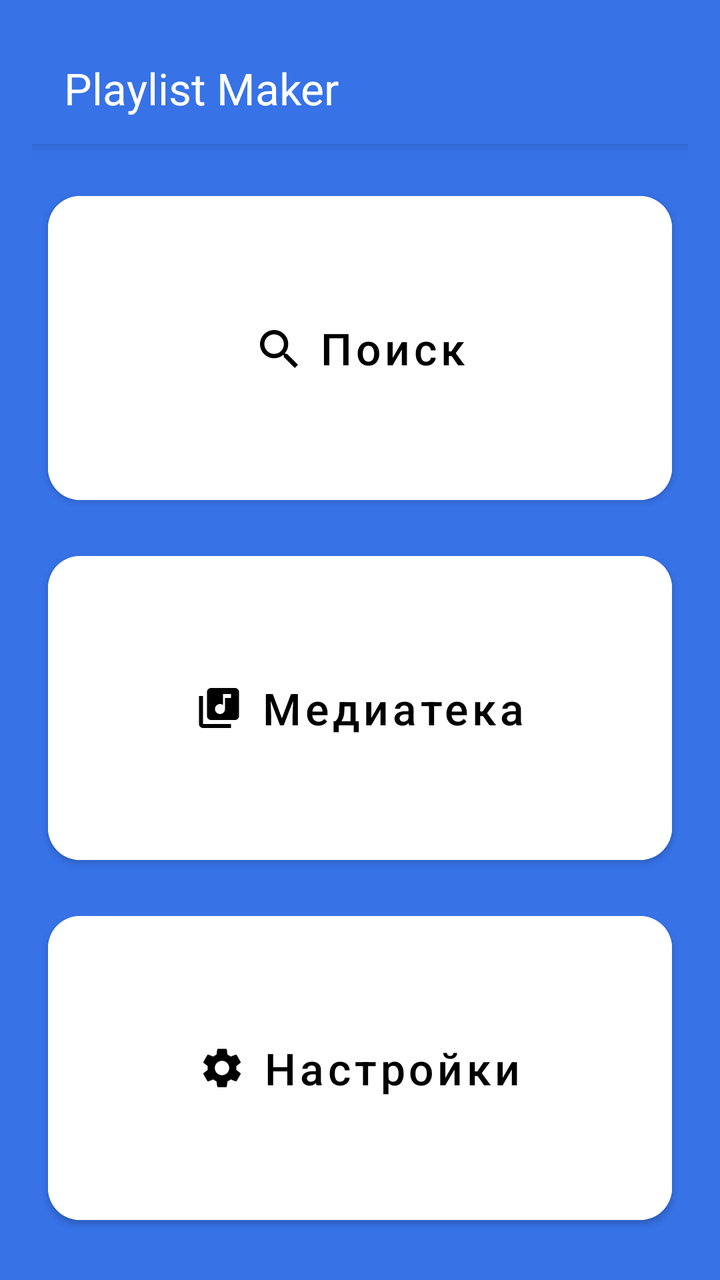
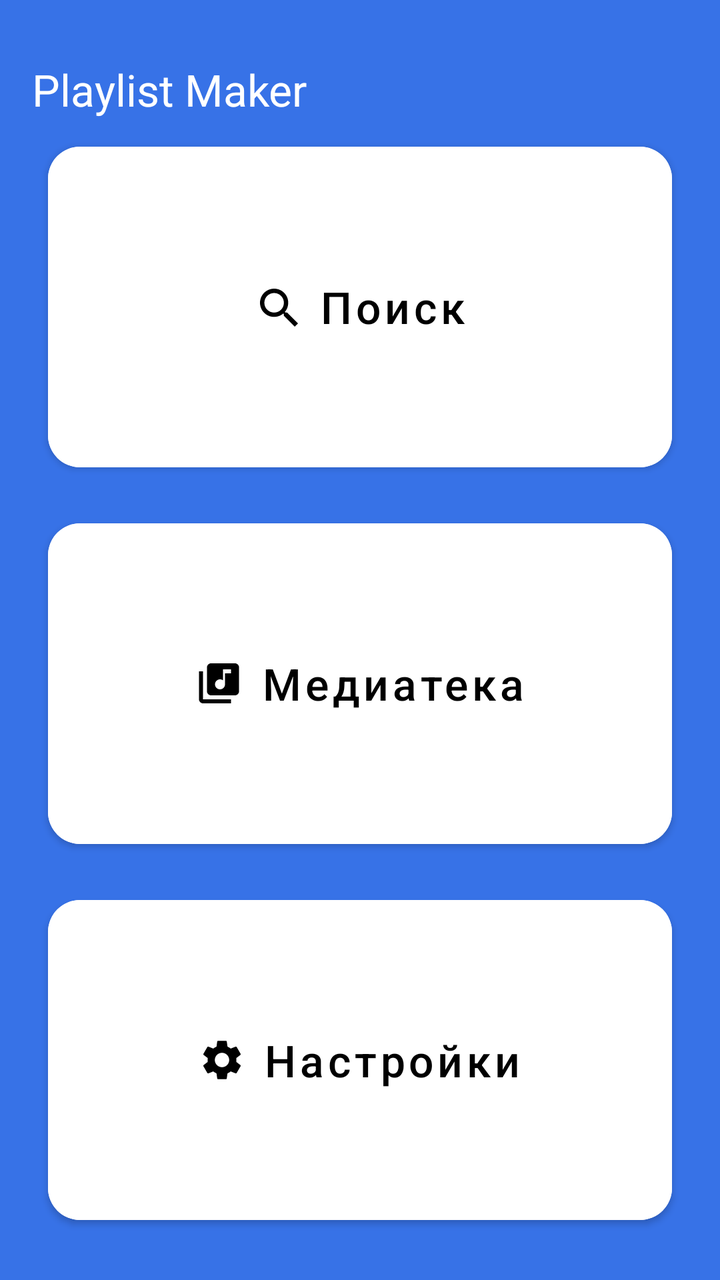

The first picture is an Android layout as it rendered before a commit; the second is the same layout after the commit. The layout source and the unified diff follow.
<!-- AndroidManifest.xml: application theme Theme.MaterialComponents.DayNight.NoActionBar -->
<!-- res/layout/activity_main.xml -->
<?xml version="1.0" encoding="utf-8"?>
<LinearLayout xmlns:android="http://schemas.android.com/apk/res/android"
    xmlns:app="http://schemas.android.com/apk/res-auto"
    android:id="@+id/main"
    android:layout_width="match_parent"
    android:layout_height="match_parent"
    android:background="@color/blue"
    android:orientation="vertical"
    android:padding="16dp">


    <androidx.appcompat.widget.Toolbar
        android:id="@+id/toolbar_main"
        android:layout_width="match_parent"
        android:layout_height="?attr/actionBarSize"
        android:background="@color/blue"
        android:elevation="4dp"
        android:theme="@style/ThemeOverlay.AppCompat.ActionBar"
        app:popupTheme="@style/ThemeOverlay.AppCompat.Light">


        <TextView

            android:layout_width="wrap_content"
            android:layout_height="wrap_content"
            android:text="@string/app_name"
            android:textColor="@color/white"
            android:textSize="@dimen/text_size_22"  />
    </androidx.appcompat.widget.Toolbar>


    <LinearLayout
        android:layout_width="match_parent"
        android:layout_height="match_parent"
        android:layout_marginTop="@dimen/size_12"
        android:orientation="vertical">

        <Button
            android:id="@+id/search"
            android:layout_width="match_parent"
            android:layout_height="match_parent"
            android:layout_weight="1"
            android:layout_margin="@dimen/size_8"
            android:backgroundTint="@color/white"
            android:text="@string/menu_search"
            android:textSize="@dimen/text_size_22"
            android:textAllCaps="false"
            android:textColor="@color/black"
            app:cornerRadius="@dimen/size_16"
            app:icon="@drawable/search"
            app:iconGravity="textStart"
            app:iconPadding="@dimen/size_8"
            app:iconTint="@color/black"/>

        <Button
            android:id="@+id/library"
            android:layout_width="match_parent"
            android:layout_height="match_parent"
            android:layout_weight="1"
            android:layout_margin="@dimen/size_8"
            android:backgroundTint="@color/white"
            android:text="@string/menu_library"
            android:textSize="@dimen/text_size_22"
            android:textAllCaps="false"
            android:textColor="@color/black"
            app:cornerRadius="@dimen/size_16"
            app:icon="@drawable/library"
            app:iconGravity="textStart"
            app:iconPadding="@dimen/size_8"
            app:iconTint="@color/black"/>


        <Button
            android:id="@+id/settings"
            android:layout_width="match_parent"
            android:layout_height="match_parent"
            android:layout_weight="1"
            android:layout_margin="@dimen/size_8"
            android:backgroundTint="@color/white"
            android:text="@string/menu_settings"
            android:textSize="@dimen/text_size_22"
            android:textAllCaps="false"
            android:textColor="@color/black"
            app:cornerRadius="@dimen/size_16"
            app:icon="@drawable/settings"
            app:iconGravity="textStart"
            app:iconPadding="@dimen/size_8"
            app:iconTint="@color/black"/>


    </LinearLayout>

</LinearLayout>
<!-- resources referenced by this layout -->
<resources>
  <color name="black">#FF000000</color>
  <color name="blue">#3772E7</color>
  <color name="white">#FFFFFFFF</color>
  <dimen name="size_12">12dp</dimen>
  <dimen name="size_16">16dp</dimen>
  <dimen name="size_8">8dp</dimen>
  <dimen name="text_size_22">22sp</dimen>
  <!-- drawable library (drawable) -->
  <vector xmlns:android="http://schemas.android.com/apk/res/android"
      android:width="25dp"
      android:height="24dp"
      android:viewportWidth="25"
      android:viewportHeight="24">
    <path
        android:pathData="M20.5,2H8.5C7.4,2 6.5,2.9 6.5,4V16C6.5,17.1 7.4,18 8.5,18H20.5C21.6,18 22.5,17.1 22.5,16V4C22.5,2.9 21.6,2 20.5,2ZM18.5,7H15.5V12.5C15.5,13.88 14.38,15 13,15C11.62,15 10.5,13.88 10.5,12.5C10.5,11.12 11.62,10 13,10C13.57,10 14.08,10.19 14.5,10.51V5H18.5V7ZM4.5,6H2.5V20C2.5,21.1 3.4,22 4.5,22H18.5V20H4.5V6Z"
        android:fillColor="#1A1B22"/>
  </vector>
  <!-- drawable search (drawable) -->
  <vector xmlns:android="http://schemas.android.com/apk/res/android"
      android:width="24dp"
      android:height="24dp"
      android:viewportWidth="24"
      android:viewportHeight="24">
    <path
        android:pathData="M16.579,14.95H15.721L15.417,14.656C16.481,13.418 17.122,11.81 17.122,10.061C17.122,6.161 13.961,3 10.061,3C6.161,3 3,6.161 3,10.061C3,13.961 6.161,17.122 10.061,17.122C11.81,17.122 13.418,16.481 14.656,15.417L14.95,15.721V16.579L20.381,22L22,20.381L16.579,14.95ZM10.061,14.95C7.356,14.95 5.173,12.766 5.173,10.061C5.173,7.356 7.356,5.173 10.061,5.173C12.766,5.173 14.95,7.356 14.95,10.061C14.95,12.766 12.766,14.95 10.061,14.95Z"
        android:fillColor="#1A1B22"/>
  </vector>
  <!-- drawable settings (drawable) -->
  <vector xmlns:android="http://schemas.android.com/apk/res/android"
      android:width="24dp"
      android:height="24dp"
      android:viewportWidth="24"
      android:viewportHeight="24">
    <path
        android:pathData="M19.14,12.94C19.18,12.64 19.2,12.33 19.2,12C19.2,11.68 19.18,11.36 19.13,11.06L21.16,9.48C21.34,9.34 21.39,9.07 21.28,8.87L19.36,5.55C19.24,5.33 18.99,5.26 18.77,5.33L16.38,6.29C15.88,5.91 15.35,5.59 14.76,5.35L14.4,2.81C14.36,2.57 14.16,2.4 13.92,2.4H10.08C9.84,2.4 9.65,2.57 9.61,2.81L9.25,5.35C8.66,5.59 8.12,5.92 7.63,6.29L5.24,5.33C5.02,5.25 4.77,5.33 4.65,5.55L2.74,8.87C2.62,9.08 2.66,9.34 2.86,9.48L4.89,11.06C4.84,11.36 4.8,11.69 4.8,12C4.8,12.31 4.82,12.64 4.87,12.94L2.84,14.52C2.66,14.66 2.61,14.93 2.72,15.13L4.64,18.45C4.76,18.67 5.01,18.74 5.23,18.67L7.62,17.71C8.12,18.09 8.65,18.41 9.24,18.65L9.6,21.19C9.65,21.43 9.84,21.6 10.08,21.6H13.92C14.16,21.6 14.36,21.43 14.39,21.19L14.75,18.65C15.34,18.41 15.88,18.09 16.37,17.71L18.76,18.67C18.98,18.75 19.23,18.67 19.35,18.45L21.27,15.13C21.39,14.91 21.34,14.66 21.15,14.52L19.14,12.94ZM12,15.6C10.02,15.6 8.4,13.98 8.4,12C8.4,10.02 10.02,8.4 12,8.4C13.98,8.4 15.6,10.02 15.6,12C15.6,13.98 13.98,15.6 12,15.6Z"
        android:fillColor="#1A1B22"/>
  </vector>
  <string name="app_name">Playlist Maker</string>
  <string name="menu_library">Медиатека</string>
  <string name="menu_search">Поиск</string>
  <string name="menu_settings">Настройки</string>
</resources>

<!-- the commit's change to res/layout/activity_main.xml (unified diff, before → after) -->
@@ -6,36 +6,19 @@
     android:layout_height="match_parent"
     android:background="@color/blue"
     android:orientation="vertical"
-    android:padding="16dp">
+    android:padding="@dimen/standard_padding">
+
+    <TextView
+        android:layout_width="match_parent"
+        android:layout_height="wrap_content"
+        android:text="@string/app_name"
+        android:textColor="@color/white"
+        android:textSize="@dimen/text_size_22"
+        android:layout_marginTop="14dp"
+        />
 
 
-    <androidx.appcompat.widget.Toolbar
-        android:id="@+id/toolbar_main"
-        android:layout_width="match_parent"
-        android:layout_height="?attr/actionBarSize"
-        android:background="@color/blue"
-        android:elevation="4dp"
-        android:theme="@style/ThemeOverlay.AppCompat.ActionBar"
-        app:popupTheme="@style/ThemeOverlay.AppCompat.Light">
-
-
-        <TextView
-
-            android:layout_width="wrap_content"
-            android:layout_height="wrap_content"
-            android:text="@string/app_name"
-            android:textColor="@color/white"
-            android:textSize="@dimen/text_size_22"  />
-    </androidx.appcompat.widget.Toolbar>
-
-
-    <LinearLayout
-        android:layout_width="match_parent"
-        android:layout_height="match_parent"
-        android:layout_marginTop="@dimen/size_12"
-        android:orientation="vertical">
-
-        <Button
+    <Button
             android:id="@+id/search"
             android:layout_width="match_parent"
             android:layout_height="match_parent"
@@ -88,6 +71,6 @@
             app:iconTint="@color/black"/>
 
 
-    </LinearLayout>
+
 
 </LinearLayout>
<!-- resource entries referenced after the edit -->
@@ -3,9 +3,9 @@
   <color name="black">#FF000000</color>
   <color name="blue">#3772E7</color>
   <color name="white">#FFFFFFFF</color>
-  <dimen name="size_12">12dp</dimen>
   <dimen name="size_16">16dp</dimen>
   <dimen name="size_8">8dp</dimen>
+  <dimen name="standard_padding">16dp</dimen>
   <dimen name="text_size_22">22sp</dimen>
   <!-- drawable library (drawable) -->
   <vector xmlns:android="http://schemas.android.com/apk/res/android"
@@ -15,7 +15,7 @@
       android:viewportHeight="24">
     <path
         android:pathData="M20.5,2H8.5C7.4,2 6.5,2.9 6.5,4V16C6.5,17.1 7.4,18 8.5,18H20.5C21.6,18 22.5,17.1 22.5,16V4C22.5,2.9 21.6,2 20.5,2ZM18.5,7H15.5V12.5C15.5,13.88 14.38,15 13,15C11.62,15 10.5,13.88 10.5,12.5C10.5,11.12 11.62,10 13,10C13.57,10 14.08,10.19 14.5,10.51V5H18.5V7ZM4.5,6H2.5V20C2.5,21.1 3.4,22 4.5,22H18.5V20H4.5V6Z"
-        android:fillColor="#1A1B22"/>
+        android:fillColor="@color/darkGrey"/>
   </vector>
   <!-- drawable search (drawable) -->
   <vector xmlns:android="http://schemas.android.com/apk/res/android"
@@ -25,7 +25,7 @@
       android:viewportHeight="24">
     <path
         android:pathData="M16.579,14.95H15.721L15.417,14.656C16.481,13.418 17.122,11.81 17.122,10.061C17.122,6.161 13.961,3 10.061,3C6.161,3 3,6.161 3,10.061C3,13.961 6.161,17.122 10.061,17.122C11.81,17.122 13.418,16.481 14.656,15.417L14.95,15.721V16.579L20.381,22L22,20.381L16.579,14.95ZM10.061,14.95C7.356,14.95 5.173,12.766 5.173,10.061C5.173,7.356 7.356,5.173 10.061,5.173C12.766,5.173 14.95,7.356 14.95,10.061C14.95,12.766 12.766,14.95 10.061,14.95Z"
-        android:fillColor="#1A1B22"/>
+        android:fillColor="@color/darkGrey"/>
   </vector>
   <!-- drawable settings (drawable) -->
   <vector xmlns:android="http://schemas.android.com/apk/res/android"
@@ -35,11 +35,12 @@
       android:viewportHeight="24">
     <path
         android:pathData="M19.14,12.94C19.18,12.64 19.2,12.33 19.2,12C19.2,11.68 19.18,11.36 19.13,11.06L21.16,9.48C21.34,9.34 21.39,9.07 21.28,8.87L19.36,5.55C19.24,5.33 18.99,5.26 18.77,5.33L16.38,6.29C15.88,5.91 15.35,5.59 14.76,5.35L14.4,2.81C14.36,2.57 14.16,2.4 13.92,2.4H10.08C9.84,2.4 9.65,2.57 9.61,2.81L9.25,5.35C8.66,5.59 8.12,5.92 7.63,6.29L5.24,5.33C5.02,5.25 4.77,5.33 4.65,5.55L2.74,8.87C2.62,9.08 2.66,9.34 2.86,9.48L4.89,11.06C4.84,11.36 4.8,11.69 4.8,12C4.8,12.31 4.82,12.64 4.87,12.94L2.84,14.52C2.66,14.66 2.61,14.93 2.72,15.13L4.64,18.45C4.76,18.67 5.01,18.74 5.23,18.67L7.62,17.71C8.12,18.09 8.65,18.41 9.24,18.65L9.6,21.19C9.65,21.43 9.84,21.6 10.08,21.6H13.92C14.16,21.6 14.36,21.43 14.39,21.19L14.75,18.65C15.34,18.41 15.88,18.09 16.37,17.71L18.76,18.67C18.98,18.75 19.23,18.67 19.35,18.45L21.27,15.13C21.39,14.91 21.34,14.66 21.15,14.52L19.14,12.94ZM12,15.6C10.02,15.6 8.4,13.98 8.4,12C8.4,10.02 10.02,8.4 12,8.4C13.98,8.4 15.6,10.02 15.6,12C15.6,13.98 13.98,15.6 12,15.6Z"
-        android:fillColor="#1A1B22"/>
+        android:fillColor="@color/darkGrey"/>
   </vector>
   <string name="app_name">Playlist Maker</string>
   <string name="menu_library">Медиатека</string>
   <string name="menu_search">Поиск</string>
   <string name="menu_settings">Настройки</string>
+  <color name="darkGrey">#1A1B22</color>
 </resources>
 
